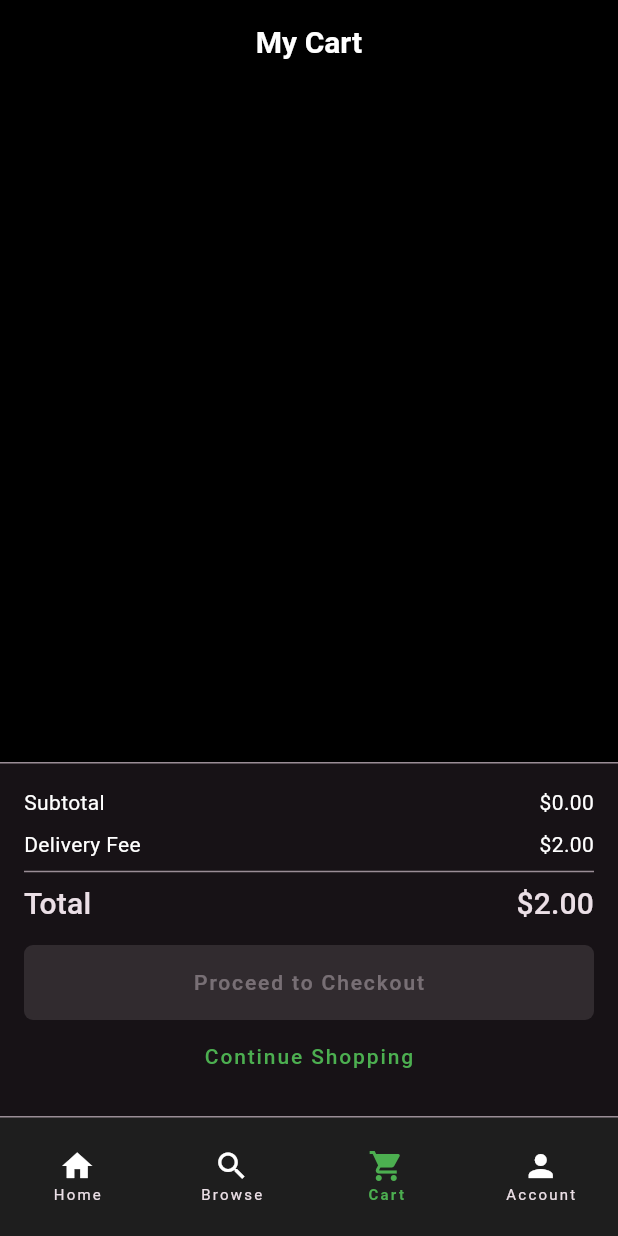
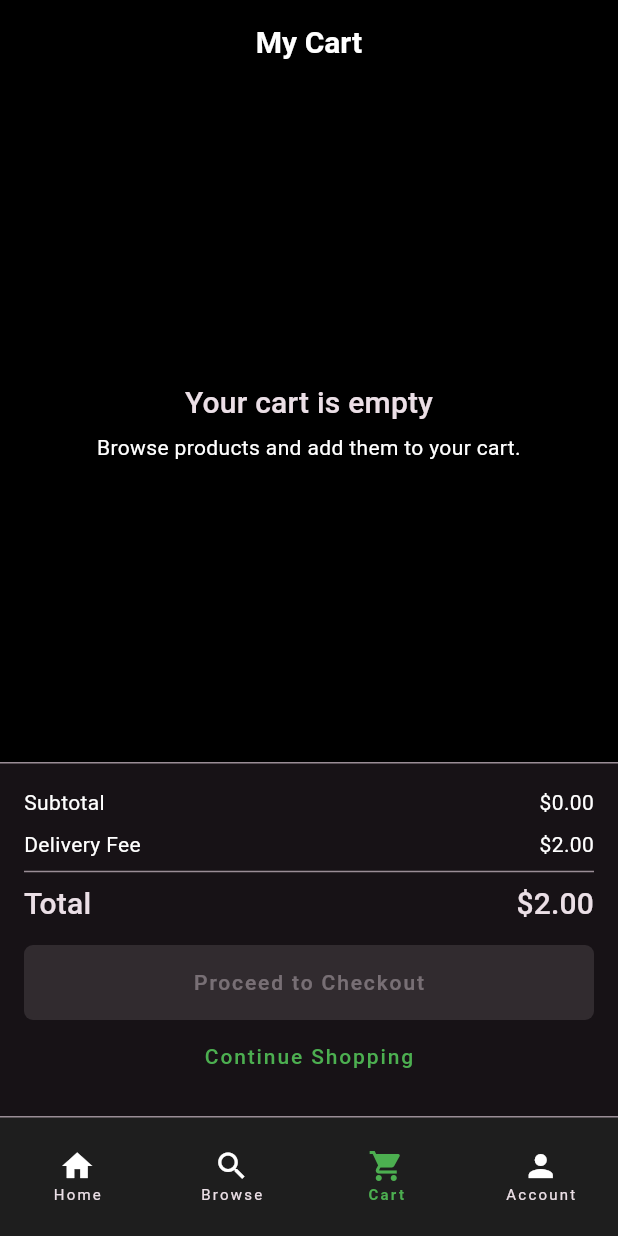
Before and after one commit to yaxsq/cs7-hci, a Flutter app: the CartPage screen opened by its route, on a phone screen of 412 x 824 dp. Run offline on Flutter 3.47's test engine with Material 3 defaults, Android fonts, the light colour scheme and no system bars; our stand-ins replace cached_network_image, go_router.

Commit message:
fixed up some things, working well so far

```diff
--- a/lib/l10n/app_en.arb
+++ b/lib/l10n/app_en.arb
@@ -97,5 +97,7 @@
     "productName_8": "Broccoli",
     "productDescription_8": "Fresh broccoli florets.",
     "productName_9": "Apples",
-    "productDescription_9": "Crisp red apples."
+    "productDescription_9": "Crisp red apples.",
+    "emptyCartMessage1" : "Your cart is empty",
+    "emptyCartMessage2" : "Browse products and add them to your cart."
 }
--- a/lib/l10n/app_ur.arb
+++ b/lib/l10n/app_ur.arb
@@ -97,5 +97,7 @@
     "productName_8": "بروکولی",
     "productDescription_8": "تازہ بروکولی کے پھول۔",
     "productName_9": "سیب",
-    "productDescription_9": "کرسپی سرخ سیب۔"
+    "productDescription_9": "کرسپی سرخ سیب۔",
+    "emptyCartMessage1": "آپ نے اپنی کارٹ میں کچھ بھی شامل نہیں کیا ہے!",
+    "emptyCartMessage2": "ہمارے پاس ایک بہت بڑا کیٹلاگ ہے، تو خود کو روکیں نہیں!"
 }
--- a/lib/src/features/cart/screens/cart_page.dart
+++ b/lib/src/features/cart/screens/cart_page.dart
@@ -23,6 +23,28 @@ class CartPage extends StatelessWidget {
           ),
           body: Column(
             children: [
+              if (cart.items.isEmpty)
+                Expanded(
+                  child: Center(
+                    child: Column(
+                      mainAxisAlignment: MainAxisAlignment.center,
+                      children: [
+                        Text(
+                          localizations.emptyCartMessage1,
+                          style: theme.textTheme.titleLarge,
+                          textAlign: TextAlign.center,
+                        ),
+                        const SizedBox(height: 8),
+                        Text(
+                          localizations.emptyCartMessage2,
+                          style: theme.textTheme.bodyMedium,
+                          textAlign: TextAlign.center,
+                        ),
+                      ],
+                    ),
+                  ),
+                )
+              else
                 Expanded(
                   child: ListView.builder(
                     itemCount: cart.items.length,
--- a/lib/src/features/categories/screens/categories_page.dart
+++ b/lib/src/features/categories/screens/categories_page.dart
@@ -85,7 +85,7 @@ class CategoriesPage extends StatelessWidget {
                   return ProductCard(
                     product: filteredProducts[index],
                     onTap: () {
-                      GoRouter.of(context).go('/item/${filteredProducts[index].id}');
+                      GoRouter.of(context).push('/item/${filteredProducts[index].id}');
                     },
                   );
                 },
--- a/lib/src/features/landing/screens/landing_page.dart
+++ b/lib/src/features/landing/screens/landing_page.dart
@@ -276,7 +276,7 @@ class _LandingPageState extends State<LandingPage> {
 
                                 Padding(
 
-                                  padding: const EdgeInsets.symmetric(horizontal: 16.0),
+                                  padding: const EdgeInsets.symmetric(horizontal: 15.0),
 
                                   child: Row(
 
@@ -480,7 +480,7 @@ class PromotionalBanner extends StatelessWidget {
           ),
         ),
         child: Padding(
-          padding: const EdgeInsets.all(16.0),
+          padding: const EdgeInsets.symmetric(horizontal: 60.0, vertical: 16.0),
           child: Column(
             mainAxisAlignment: MainAxisAlignment.end,
             crossAxisAlignment: CrossAxisAlignment.start,
```
Also changed, not shown: lib/src/features/search/screens/search_page.dart (+9 -4 lines), lib/generated/app_localizations.dart, lib/generated/app_localizations_en.dart, lib/generated/app_localizations_ur.dart, 2 other files. Lines whose indentation alone changed are shown as unchanged.
